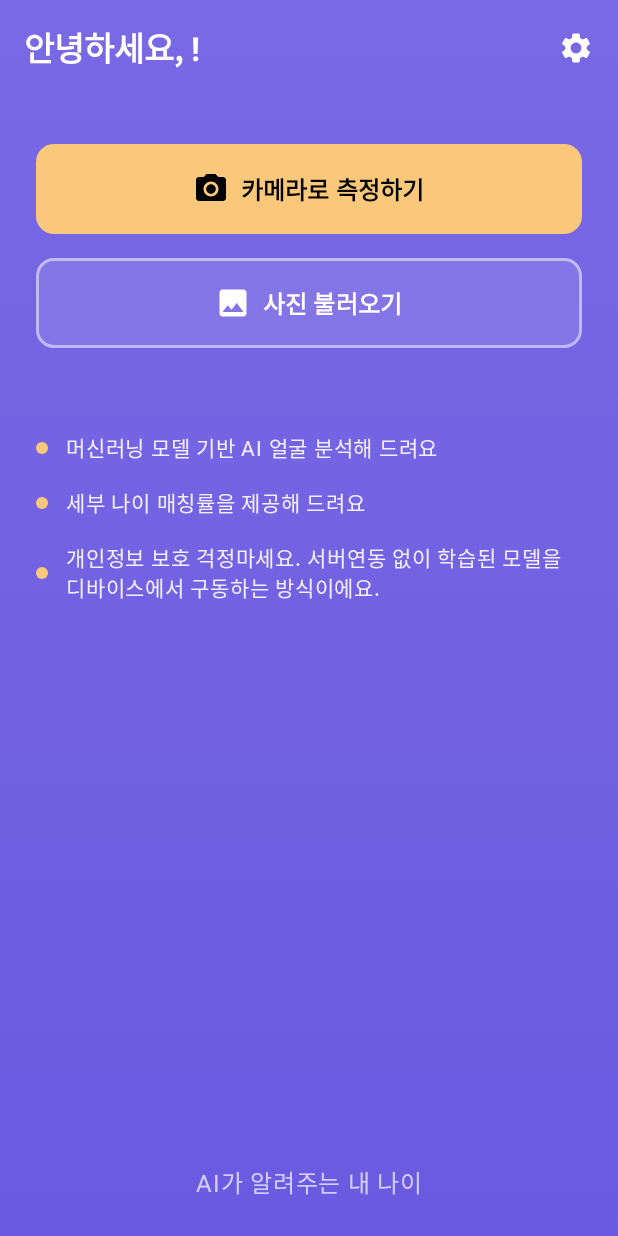
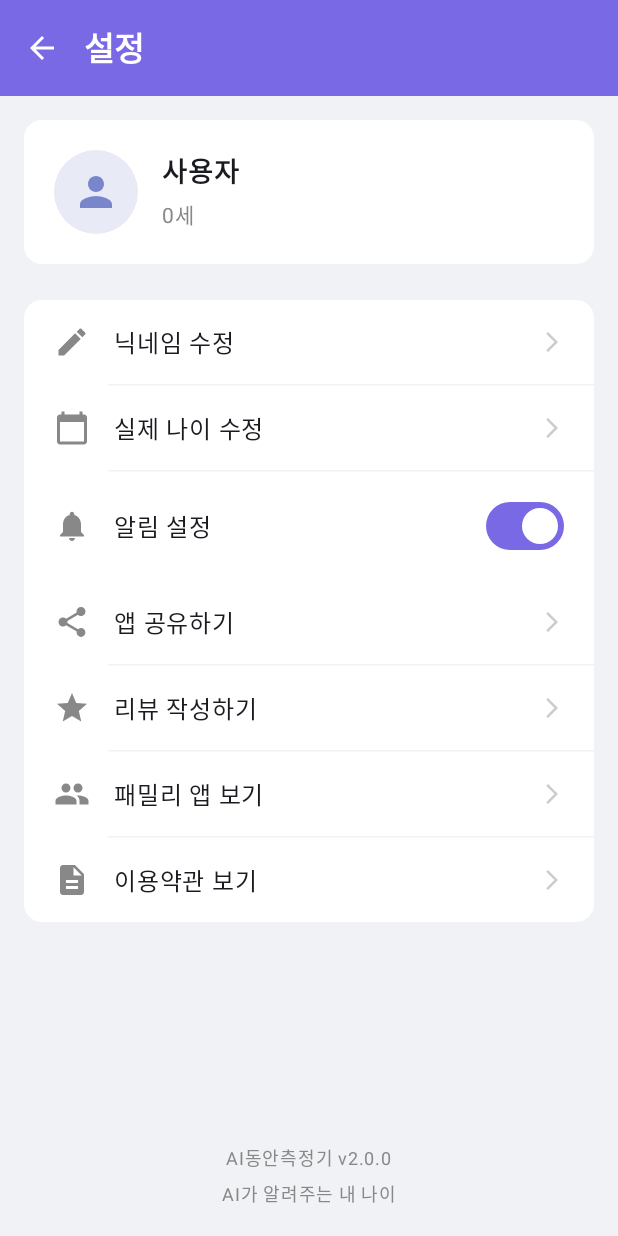
Before and after one commit to dev-jamesmin/BabyfaceAI, an Android app built with Jetpack Compose: the MainScreen screen opened through its navigation route, after a tap on "Settings", on a phone screen of 412 x 824 dp. Run offline under Robolectric (Android 15) with nearby library versions, the phone set to English and light mode, and no system bars; 1 statement that could not run was skipped.

Commit message:
[동안] 설정 화면 구현.

```diff
--- a/app/build.gradle.kts
+++ b/app/build.gradle.kts
@@ -8,10 +8,6 @@ android {
     namespace = "co.koko.babyfaceai"
     compileSdk = 36
 
-    aaptOptions {
-        noCompress.add(".so")
-    }
-
     defaultConfig {
         applicationId = "co.koko.babyfaceai"
         minSdk = 26
@@ -20,13 +16,6 @@ android {
         versionName = "1.0"
 
         testInstrumentationRunner = "androidx.test.runner.AndroidJUnitRunner"
-
-        ndk {
-            abiFilters.add("armeabi-v7a")
-            abiFilters.add("arm64-v8a")
-            abiFilters.add("x86")
-            abiFilters.add("x86_64")
-        }
 
         vectorDrawables {
             useSupportLibrary = true
--- a/app/src/main/java/co/koko/babyfaceai/MainActivity.kt
+++ b/app/src/main/java/co/koko/babyfaceai/MainActivity.kt
@@ -16,6 +16,7 @@ import co.koko.babyfaceai.ui.MainViewModel
 import co.koko.babyfaceai.ui.MainViewModelFactory
 import co.koko.babyfaceai.ui.main.MainScreen
 import co.koko.babyfaceai.ui.profile.ProfileSetupScreen
+import co.koko.babyfaceai.ui.settings.SettingsScreen
 import co.koko.babyfaceai.ui.splash.SplashScreen
 import co.koko.babyfaceai.ui.theme.BabyfaceAITheme
 
@@ -51,7 +52,12 @@ fun AppNavigation() {
             ProfileSetupScreen(navController = navController, viewModel = viewModel)
         }
         composable("main") {
-            MainScreen(viewModel = viewModel)
+            // [수정] MainScreen이 설정 화면으로 이동할 수 있도록 navController를 전달합니다.
+            MainScreen(navController = navController, viewModel = viewModel)
+        }
+        // [추가] "settings"라는 경로와 SettingsScreen을 연결합니다.
+        composable("settings") {
+            SettingsScreen(navController = navController, viewModel = viewModel)
         }
     }
 }
--- a/app/src/main/java/co/koko/babyfaceai/ui/main/MainScreen.kt
+++ b/app/src/main/java/co/koko/babyfaceai/ui/main/MainScreen.kt
@@ -29,6 +29,7 @@ import androidx.compose.ui.text.font.FontWeight
 import androidx.compose.ui.text.style.TextAlign
 import androidx.compose.ui.unit.dp
 import androidx.compose.ui.unit.sp
+import androidx.navigation.NavController
 import co.koko.babyfaceai.data.ClassificationResult
 import co.koko.babyfaceai.data.UserProfile
 import co.koko.babyfaceai.ui.MainViewModel
@@ -36,7 +37,7 @@ import kotlin.math.roundToInt
 
 @OptIn(ExperimentalMaterial3Api::class)
 @Composable
-fun MainScreen(viewModel: MainViewModel) {
+fun MainScreen(navController: NavController, viewModel: MainViewModel) {
     val userProfile by viewModel.userProfile.collectAsState(initial = UserProfile(null, null))
     val classificationResult by viewModel.classificationResult.collectAsState()
     val context = LocalContext.current
@@ -76,7 +77,8 @@ fun MainScreen(viewModel: MainViewModel) {
                     )
                 },
                 actions = {
-                    IconButton(onClick = { /* TODO: 설정 화면으로 이동 */ }) {
+                    // [수정] 설정 버튼 클릭 시 "settings" 화면으로 이동하도록 연결되었습니다.
+                    IconButton(onClick = { navController.navigate("settings") }) {
                         Icon(Icons.Default.Settings, contentDescription = "Settings", tint = Color.White)
                     }
                 },
--- /dev/null
+++ b/app/src/main/java/co/koko/babyfaceai/ui/settings/SettingsScreen.kt
@@ -0,0 +1,175 @@
+package co.koko.babyfaceai.ui.settings
+
+import android.content.Intent
+import androidx.compose.foundation.background
+import androidx.compose.foundation.clickable
+import androidx.compose.foundation.layout.*
+import androidx.compose.foundation.shape.CircleShape
+import androidx.compose.foundation.shape.RoundedCornerShape
+import androidx.compose.material.icons.Icons
+import androidx.compose.material.icons.automirrored.filled.ArrowBack
+import androidx.compose.material.icons.automirrored.filled.ArrowForwardIos
+import androidx.compose.material.icons.filled.*
+import androidx.compose.material3.*
+import androidx.compose.runtime.*
+import androidx.compose.ui.Alignment
+import androidx.compose.ui.Modifier
+import androidx.compose.ui.draw.clip
+import androidx.compose.ui.graphics.Color
+import androidx.compose.ui.graphics.vector.ImageVector
+import androidx.compose.ui.platform.LocalContext
+import androidx.compose.ui.text.font.FontWeight
+import androidx.compose.ui.unit.dp
+import androidx.compose.ui.unit.sp
+import androidx.navigation.NavController
+import co.koko.babyfaceai.data.UserProfile
+import co.koko.babyfaceai.ui.MainViewModel
+
+@OptIn(ExperimentalMaterial3Api::class)
+@Composable
+fun SettingsScreen(navController: NavController, viewModel: MainViewModel) {
+    val userProfile by viewModel.userProfile.collectAsState(initial = UserProfile(null, null))
+    var notificationEnabled by remember { mutableStateOf(true) }
+    val context = LocalContext.current
+
+    Scaffold(
+        topBar = {
+            TopAppBar(
+                title = { Text("설정", fontWeight = FontWeight.Bold) },
+                navigationIcon = {
+                    IconButton(onClick = { navController.navigateUp() }) {
+                        Icon(Icons.AutoMirrored.Filled.ArrowBack, contentDescription = "Back")
+                    }
+                },
+                colors = TopAppBarDefaults.topAppBarColors(
+                    containerColor = Color(0xFF7A69E4),
+                    titleContentColor = Color.White,
+                    navigationIconContentColor = Color.White
+                )
+            )
+        }
+    ) { innerPadding ->
+        Column(
+            modifier = Modifier
+                .fillMaxSize()
+                .background(Color(0xFFF0F2F5))
+                .padding(innerPadding)
+                .padding(16.dp)
+        ) {
+            // 프로필 카드
+            Card(
+                modifier = Modifier.fillMaxWidth(),
+                shape = RoundedCornerShape(12.dp),
+                colors = CardDefaults.cardColors(containerColor = Color.White)
+            ) {
+                Row(
+                    modifier = Modifier.padding(20.dp),
+                    verticalAlignment = Alignment.CenterVertically
+                ) {
+                    Box(
+                        modifier = Modifier
+                            .size(56.dp)
+                            .clip(CircleShape)
+                            .background(Color(0xFFE8EAF6)),
+                        contentAlignment = Alignment.Center
+                    ) {
+                        Icon(Icons.Default.Person, contentDescription = "Profile", tint = Color(0xFF7986CB), modifier = Modifier.size(32.dp))
+                    }
+                    Spacer(modifier = Modifier.width(16.dp))
+                    Column {
+                        Text(userProfile?.nickname ?: "사용자", fontWeight = FontWeight.Bold, fontSize = 18.sp)
+                        Spacer(modifier = Modifier.height(4.dp))
+                        Text("${userProfile?.age ?: "0"}세", color = Color.Gray, fontSize = 14.sp)
+                    }
+                }
+            }
+
+            Spacer(modifier = Modifier.height(24.dp))
+
+            // 설정 메뉴 리스트
+            Card(
+                modifier = Modifier.fillMaxWidth(),
+                shape = RoundedCornerShape(12.dp),
+                colors = CardDefaults.cardColors(containerColor = Color.White)
+            ) {
+                Column {
+                    SettingsMenuItem(icon = Icons.Default.Edit, text = "닉네임 수정", onClick = { /* TODO */ })
+                    SettingsMenuItem(icon = Icons.Default.CalendarToday, text = "실제 나이 수정", onClick = { /* TODO */ })
+                    SettingsMenuSwitchItem(
+                        icon = Icons.Default.Notifications,
+                        text = "알림 설정",
+                        checked = notificationEnabled,
+                        onCheckedChange = { notificationEnabled = it }
+                    )
+                    SettingsMenuItem(icon = Icons.Default.Share, text = "앱 공유하기", onClick = {
+                        val sendIntent = Intent().apply {
+                            action = Intent.ACTION_SEND
+                            putExtra(Intent.EXTRA_TEXT, "AI가 내 얼굴 나이를 분석해줘요! AI 동안 측정기 앱을 사용해보세요: [스토어 링크]")
+                            type = "text/plain"
+                        }
+                        val shareIntent = Intent.createChooser(sendIntent, null)
+                        context.startActivity(shareIntent)
+                    })
+                    SettingsMenuItem(icon = Icons.Default.Star, text = "리뷰 작성하기", onClick = { /* TODO: 스토어로 이동 */ })
+                    SettingsMenuItem(icon = Icons.Default.Group, text = "패밀리 앱 보기", onClick = { /* TODO */ })
+                    SettingsMenuItem(icon = Icons.Default.Description, text = "이용약관 보기", onClick = { /* TODO */ }, hasDivider = false)
+                }
+            }
+
+            Spacer(modifier = Modifier.weight(1f))
+
+            // 하단 정보
+            Column(
+                modifier = Modifier.fillMaxWidth(),
+                horizontalAlignment = Alignment.CenterHorizontally
+            ) {
+                Text("AI동안측정기 v2.0.0", color = Color.Gray, fontSize = 12.sp)
+                Text("AI가 알려주는 내 나이", color = Color.Gray, fontSize = 12.sp)
+            }
+        }
+    }
+}
+
+@Composable
+private fun SettingsMenuItem(icon: ImageVector, text: String, onClick: () -> Unit, hasDivider: Boolean = true) {
+    Column(
+        modifier = Modifier
+            .fillMaxWidth()
+            .clickable(onClick = onClick)
+            .padding(horizontal = 20.dp, vertical = 16.dp)
+    ) {
+        Row(verticalAlignment = Alignment.CenterVertically) {
+            Icon(icon, contentDescription = text, tint = Color.Gray)
+            Spacer(modifier = Modifier.width(16.dp))
+            Text(text, modifier = Modifier.weight(1f))
+            Icon(Icons.AutoMirrored.Filled.ArrowForwardIos, contentDescription = null, tint = Color.LightGray, modifier = Modifier.size(16.dp))
+        }
+    }
+    if (hasDivider) {
+        HorizontalDivider(modifier = Modifier.padding(start = 56.dp), color = Color(0xFFF0F2F5))
+    }
+}
+
+@Composable
+private fun SettingsMenuSwitchItem(icon: ImageVector, text: String, checked: Boolean, onCheckedChange: (Boolean) -> Unit) {
+    Column(
+        modifier = Modifier
+            .fillMaxWidth()
+            .clickable { onCheckedChange(!checked) }
+            .padding(horizontal = 20.dp, vertical = 12.dp)
+    ) {
+        Row(verticalAlignment = Alignment.CenterVertically) {
+            Icon(icon, contentDescription = text, tint = Color.Gray)
+            Spacer(modifier = Modifier.width(16.dp))
+            Text(text, modifier = Modifier.weight(1f))
+            Switch(
+                checked = checked,
+                onCheckedChange = onCheckedChange,
+                colors = SwitchDefaults.colors(
+                    checkedThumbColor = Color.White,
+                    checkedTrackColor = Color(0xFF7A69E4)
+                )
+            )
+        }
+    }
+}
```
